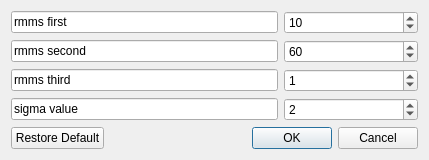
This is resources/inputBoxCircularCenter.ui in CS26-FPD-Explorer/FPD-Explorer as Qt 5 draws it before an edit. The edited form follows.
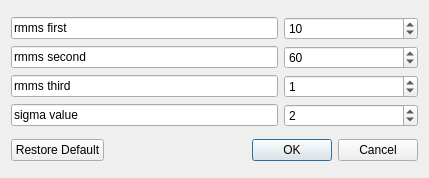
This is the edited form.

Commit message: Made rmms first of circ_centre inputbox read only as it should not be edited

The edit to the form file:
```diff
--- a/resources/inputBoxCircularCenter.ui
+++ b/resources/inputBoxCircularCenter.ui
@@ -7,7 +7,7 @@
     <x>0</x>
     <y>0</y>
     <width>429</width>
-    <height>155</height>
+    <height>178</height>
    </rect>
   </property>
   <property name="windowTitle">
@@ -83,6 +83,9 @@
        <property name="text">
         <string>rmms first </string>
        </property>
+       <property name="readOnly">
+        <bool>true</bool>
+       </property>
       </widget>
      </item>
      <item row="0" column="1">
```
Left out of the diff: 3 changed lines with no effect on the pictures.
